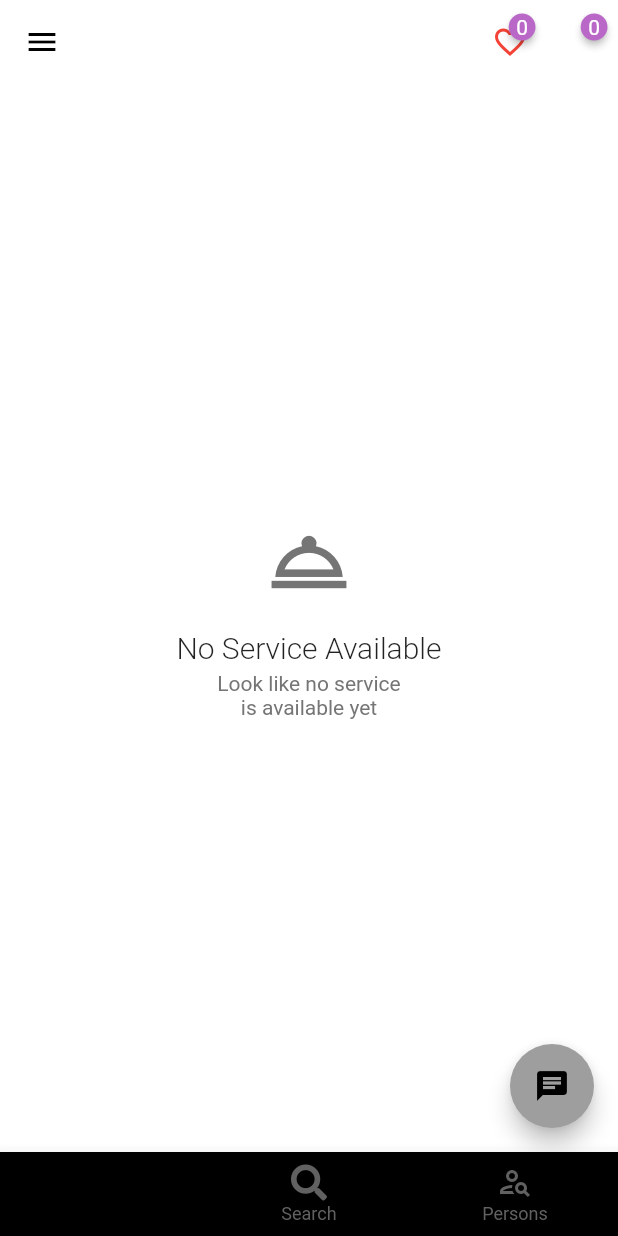
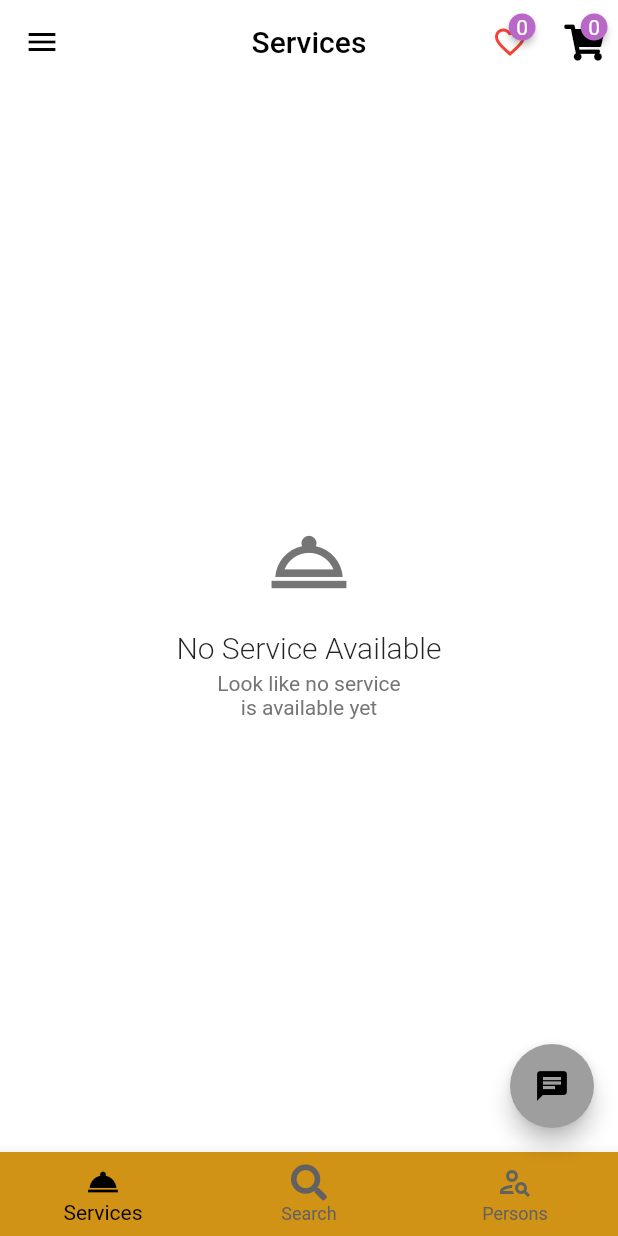
Before and after one commit to askabdulhaseeb/volt-arena-user, a Flutter app: the screen it shows once a user with an empty profile is signed in, on a phone screen of 412 x 824 dp. Run offline on Flutter 3.47's test engine with Material 2 defaults, Android fonts, the phone set to English and light mode, and no system bars; drawn by our look-alikes of badges; our stand-ins replace bot_toast, cached_network_image, cloud_firestore, firebase_auth, firebase_core, firebase_messaging and 16 more; missing offline and left inert: flutter_gradient_colors, flutter_paystack, list_tile_switch; accounts and stored records are empty.

Commit message:
update colours white grey yellow

```diff
--- a/lib/cart/cart.dart
+++ b/lib/cart/cart.dart
@@ -15,6 +15,8 @@ import 'cart_full.dart';
 class MyBookingsScreen extends StatefulWidget {
   //To be known 1) the amount must be an integer 2) the amount must not be double 3) the minimum amount should be less than 0.5 $
   static const routeName = '/CartScreen';
+
+  const MyBookingsScreen({Key? key}) : super(key: key);
 
   @override
   _MyBookingsScreenState createState() => _MyBookingsScreenState();
@@ -36,7 +38,7 @@ class _MyBookingsScreenState extends State<MyBookingsScreen> {
         : Scaffold(
             bottomSheet: checkoutSection(context, cartProvider.totalAmount),
             appBar: AppBar(
-              backgroundColor: Colors.transparent,
+              // backgroundColor: Colors.transparent,
               elevation: 0,
               title: Text('Cart (${cartProvider.getCartItems.length})'),
               actions: [
--- a/lib/cart/cart_full.dart
+++ b/lib/cart/cart_full.dart
@@ -33,7 +33,7 @@ class _CartFullState extends State<CartFull> {
           height: 135,
           margin: const EdgeInsets.all(4),
           decoration: BoxDecoration(
-            color: Colors.white10,
+            color: Colors.grey.shade200,
             borderRadius: BorderRadius.circular(Utilities.borderRadius),
           ),
           child: Row(
@@ -43,7 +43,7 @@ class _CartFullState extends State<CartFull> {
                 width: 100,
                 height: double.infinity,
                 child: CachedNetworkImage(
-                 imageUrl: cartAttr.imageUrl!,
+                  imageUrl: cartAttr.imageUrl!,
                   fit: BoxFit.cover,
                 ),
               ),
--- a/lib/consts/colors.dart
+++ b/lib/consts/colors.dart
@@ -1,34 +1,34 @@
 import 'package:flutter/material.dart';
 
 class ColorsConsts {
-  static Color black = Color(0xFF000000);
-  static Color white = Color(0xFFFFFFFF);
-  static Color title = Color(0xDD000000);
+  static Color black = const Color(0xFF000000);
+  static Color white = const Color(0xFFFFFFFF);
+  static Color title = const Color(0xDD000000);
   static Color subTitle = Colors.orange;
   // Color(0x8A000000);
   static Color backgroundColor = Colors.orange; //grey shade 300
-  static Color loginColor = Color(0xFFF7A000); // red 500
+  static Color loginColor = const Color(0xFFF7A000); // red 500
   // static Color signUpColor = Colors.white; // red 500
 
-  static Color favColor = Color(0xFFF44336); // red 500
-  static Color favBadgeColor = Color(0xFFE57373); // red 300
+  static Color favColor = const Color(0xFFF44336); // red 500
+  static Color favBadgeColor = const Color(0xFFE57373); // red 300
 
-  static Color cartColor = Colors.white; //deep purple 600
-  static Color cartBadgeColor = Color(0xFFBA68C8); //purple 300
+  static Color cartColor = Colors.black; //deep purple 600
+  static Color cartBadgeColor = const Color(0xFFBA68C8); //purple 300
 
   static Color gradiendFStart = Colors.yellow;
   static Color gradiendFEnd = Colors.yellow.shade900;
   static Color endColor = Colors.yellow; //purple 200
-  static Color purple300 = Color(0xFFBA68C8); //purple 300
+  static Color purple300 = const Color(0xFFBA68C8); //purple 300
   static Color gradiendLEnd = Colors.yellow.shade900; //orange
   static Color gradiendLStart = Colors.yellow; //purple 500
   static Color starterColor = Colors.yellow.shade900; //purple 600
-  static Color purple800 = Color(0xFF6A1B9A);
+  static Color purple800 = const Color(0xFF6A1B9A);
 }
 
 BoxDecoration backgroundColorBoxDecoration() {
-  return BoxDecoration(
-    gradient: LinearGradient(
+  return const BoxDecoration(
+    gradient: const LinearGradient(
       colors: [
         // Color(0xff387A53),
         // Color(0xff8BE78B),
--- a/lib/inner_screens/service_details.dart
+++ b/lib/inner_screens/service_details.dart
@@ -317,7 +317,7 @@ class _ServiceDetailsScreenState extends State<ServiceDetailsScreen> {
                       materialTapTargetSize: MaterialTapTargetSize.shrinkWrap,
                       shape:
                           const RoundedRectangleBorder(side: BorderSide.none),
-                      color: Theme.of(context).backgroundColor,
+                      color: Colors.grey.shade200,
                       onPressed: () {
                         Navigator.of(context)
                             .push(MaterialPageRoute(
--- a/lib/main.dart
+++ b/lib/main.dart
@@ -91,10 +91,10 @@ class _MyAppState extends State<MyApp> {
   }
 
   final Future<FirebaseApp> _initialization = Firebase.initializeApp();
-
+  final Color _primary = const Color(0xFFD19316);
   @override
   Widget build(BuildContext context) {
-    bool isDarkTheme = true;
+    bool isDarkTheme = false;
     return FutureBuilder(
         future: _initialization,
         builder: (context, snapshot) {
@@ -145,22 +145,22 @@ class _MyAppState extends State<MyApp> {
                   iconTheme: IconThemeData(color: Colors.black),
                 ),
                 scaffoldBackgroundColor: Colors.white,
-                primaryColor: Colors.black,
+                primaryColor: _primary,
                 brightness: Brightness.light,
                 dividerTheme: const DividerThemeData(
                   color: Colors.grey,
                   thickness: 0.5,
                 ),
-                textTheme: const TextTheme(
-                  bodyText1: TextStyle(
-                    color: Colors.white,
-                  ),
-                ).apply(
-                  bodyColor: Colors.white,
-                  displayColor: Colors.white,
-                ),
-                colorScheme: const ColorScheme.light(
-                  primary: Colors.black,
+                // textTheme: const TextTheme(
+                //   bodyText1: TextStyle(
+                //     color: Colors.black,
+                //   ),
+                // ).apply(
+                //   bodyColor: Colors.black,
+                //   displayColor: Colors.black,
+                // ),
+                colorScheme: ColorScheme.light(
+                  primary: _primary,
                   secondary: Colors.grey,
                 ),
               ),
--- a/lib/screens/auth/login.dart
+++ b/lib/screens/auth/login.dart
@@ -97,16 +97,16 @@ class _LoginScreenState extends State<LoginScreen> {
   Row _loginWord(BuildContext context) {
     return Row(
       crossAxisAlignment: CrossAxisAlignment.end,
-      children: const <Widget>[
+      children: <Widget>[
         Text(
           'Login',
           style: TextStyle(
             fontSize: 40,
             fontWeight: FontWeight.bold,
-            color: Colors.black,
+            color: Theme.of(context).colorScheme.primary,
           ),
         ),
-        Padding(
+        const Padding(
           padding: EdgeInsets.symmetric(vertical: 4),
           child: Icon(
             Icons.fiber_manual_record,
--- a/lib/screens/search_person/search_person.dart
+++ b/lib/screens/search_person/search_person.dart
@@ -15,6 +15,8 @@ class SearchPerson extends StatelessWidget {
     UserProvider _provider = Provider.of<UserProvider>(context);
     return Scaffold(
       appBar: AppBar(
+        backgroundColor: Colors.transparent,
+        elevation: 0,
         title: TextFormField(
           onChanged: (String value) => _provider.onSearch(value),
           decoration: InputDecoration(
--- a/lib/screens/servicesScreen.dart
+++ b/lib/screens/servicesScreen.dart
@@ -51,7 +51,10 @@ class _ServicesScreenState extends State<ServicesScreen> {
         appBar: AppBar(
           backgroundColor: Colors.transparent,
           elevation: 0,
-          title: const Text('Services'),
+          title: const Text(
+            'Services',
+            style: TextStyle(color: Colors.black),
+          ),
           centerTitle: true,
           // leading: IconButton(
           //   icon: Icon(Icons.dehaze_outlined),
```
Also changed, not shown: lib/widget/service_card_widget.dart (+9 -4 lines), lib/widget/service_tile_widget.dart (+5 -6 lines), lib/wishlist/wishlist.dart (+4 -3 lines), lib/wishlist/wishlist_full.dart (+9 -10 lines).
